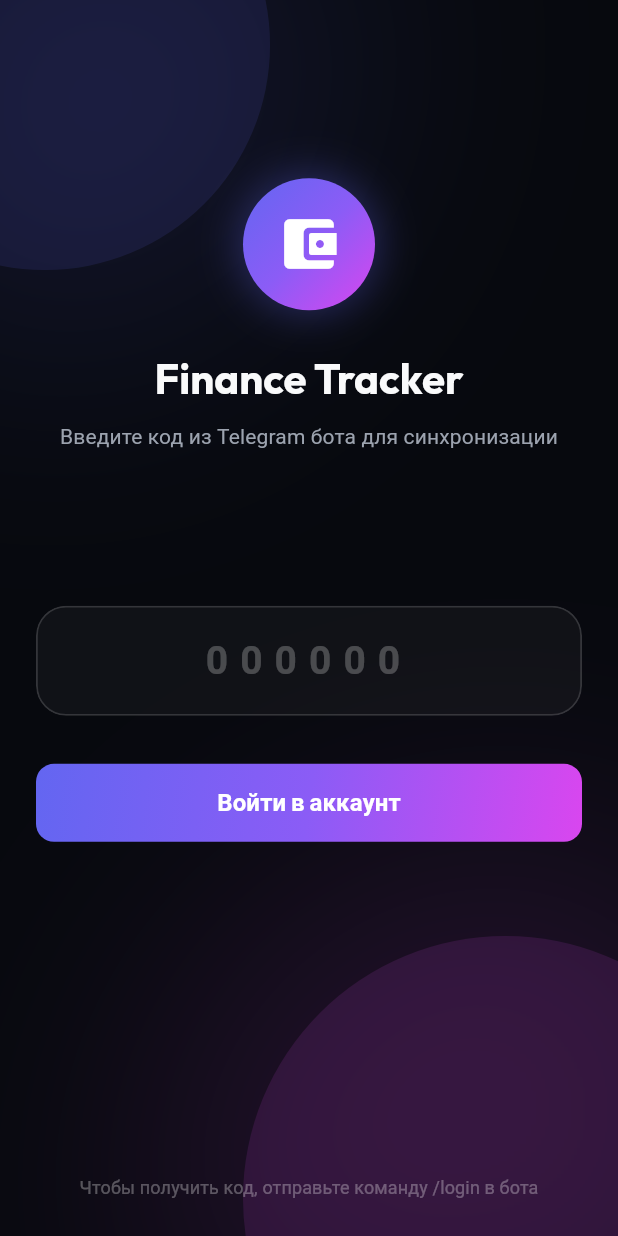
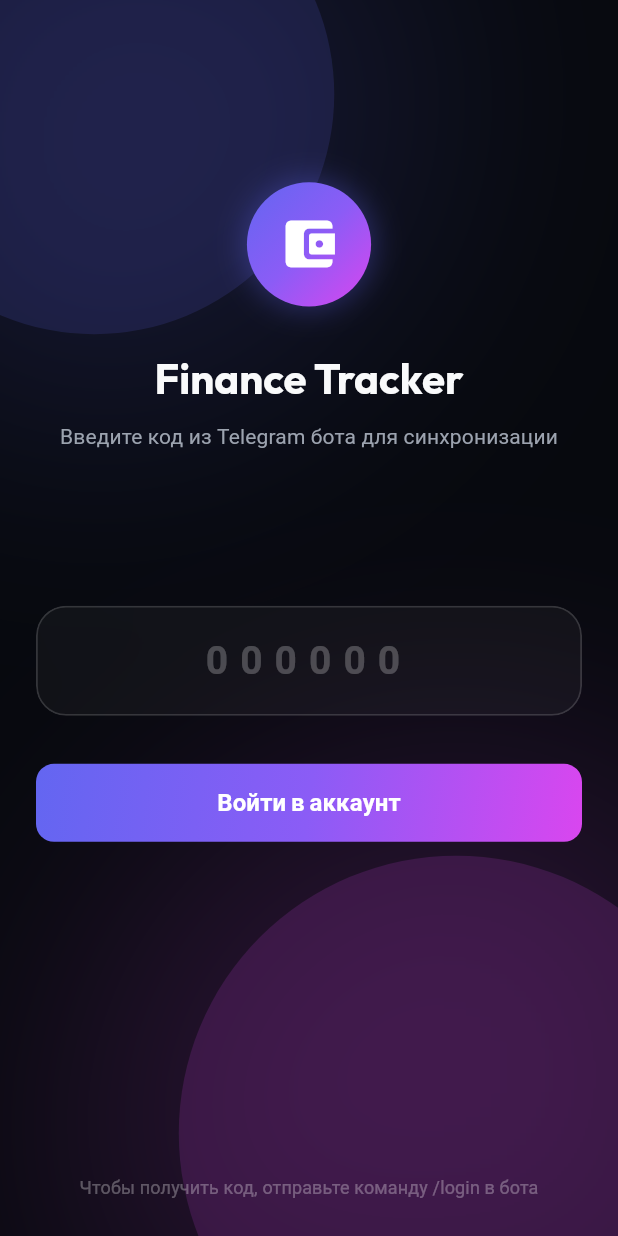
Before and after one commit to mumitrol16666-creator/finance, a Flutter app: the screen it shows after launch, on a phone screen of 412 x 824 dp. Run offline on Flutter 3.47's test engine with Material 3 defaults, Android fonts, the phone set to English and light mode, and no system bars; our stand-ins replace fl_chart, flutter_animate, flutter_spinkit, google_fonts.

Commit message:
Update login screen with dynamic animations and rebuild web app

```diff
--- a/mobile_app/lib/screens/login_screen.dart
+++ b/mobile_app/lib/screens/login_screen.dart
@@ -11,13 +11,85 @@ class LoginScreen extends StatefulWidget {
   State<LoginScreen> createState() => _LoginScreenState();
 }
 
-class _LoginScreenState extends State<LoginScreen> {
+class _LoginScreenState extends State<LoginScreen> with TickerProviderStateMixin {
   final TextEditingController _codeController = TextEditingController();
   String _errorMessage = '';
+
+  late final AnimationController _backgroundController;
+  late final Animation<double> _blob1AnimationX;
+  late final Animation<double> _blob1AnimationY;
+  late final Animation<double> _blob2AnimationX;
+  late final Animation<double> _blob2AnimationY;
+
+  late final AnimationController _logoController;
+  late final Animation<double> _logoScale;
+  late final Animation<double> _logoGlow;
+
+  late final AnimationController _entranceController;
+  late final Animation<double> _entranceFade;
+  late final Animation<Offset> _entranceSlide;
+
+  @override
+  void initState() {
+    super.initState();
+
+    _backgroundController = AnimationController(
+      vsync: this,
+      duration: const Duration(seconds: 15),
+    )..repeat(reverse: true);
+
+    _blob1AnimationX = Tween<double>(begin: -140, end: -60).animate(
+      CurvedAnimation(parent: _backgroundController, curve: Curves.easeInOut),
+    );
+    _blob1AnimationY = Tween<double>(begin: -140, end: -60).animate(
+      CurvedAnimation(parent: _backgroundController, curve: Curves.easeInOut),
+    );
+
+    _blob2AnimationX = Tween<double>(begin: -120, end: -40).animate(
+      CurvedAnimation(parent: _backgroundController, curve: Curves.easeInOut),
+    );
+    _blob2AnimationY = Tween<double>(begin: -170, end: -70).animate(
+      CurvedAnimation(parent: _backgroundController, curve: Curves.easeInOut),
+    );
+
+    _logoController = AnimationController(
+      vsync: this,
+      duration: const Duration(seconds: 4),
+    )..repeat(reverse: true);
+
+    _logoScale = Tween<double>(begin: 0.94, end: 1.06).animate(
+      CurvedAnimation(parent: _logoController, curve: Curves.easeInOut),
+    );
+
+    _logoGlow = Tween<double>(begin: 18, end: 38).animate(
+      CurvedAnimation(parent: _logoController, curve: Curves.easeInOut),
+    );
+
+    _entranceController = AnimationController(
+      vsync: this,
+      duration: const Duration(milliseconds: 1200),
+    );
+
+    _entranceFade = Tween<double>(begin: 0.0, end: 1.0).animate(
+      CurvedAnimation(parent: _entranceController, curve: const Interval(0.0, 0.8, curve: Curves.easeOut)),
+    );
+
+    _entranceSlide = Tween<Offset>(
+      begin: const Offset(0.0, 0.12),
+      end: Offset.zero,
+    ).animate(
+      CurvedAnimation(parent: _entranceController, curve: const Interval(0.0, 0.8, curve: Curves.easeOutCubic)),
+    );
+
+    _entranceController.forward();
+  }
 
   @override
   void dispose() {
     _codeController.dispose();
+    _backgroundController.dispose();
+    _logoController.dispose();
+    _entranceController.dispose();
     super.dispose();
   }
 
@@ -47,19 +119,32 @@ class _LoginScreenState extends State<LoginScreen> {
     return Scaffold(
       body: Stack(
         children: [
-          // Background Glowing Blobs
-          const Positioned(
-            top: -120,
-            left: -120,
-            child: BackgroundGlowBlob(size: 300, color: AppTheme.primary, opacity: 0.12),
+          // Animated Background Glowing Blobs
+          AnimatedBuilder(
+            animation: _backgroundController,
+            builder: (context, child) {
+              return Stack(
+                children: [
+                  Positioned(
+                    top: _blob1AnimationY.value,
+                    left: _blob1AnimationX.value,
+                    child: const BackgroundGlowBlob(size: 320, color: AppTheme.primary, opacity: 0.15),
                   ),
-          const Positioned(
-            bottom: -150,
-            right: -100,
-            child: BackgroundGlowBlob(size: 350, color: AppTheme.secondary, opacity: 0.12),
+                  Positioned(
+                    bottom: _blob2AnimationY.value,
+                    right: _blob2AnimationX.value,
+                    child: const BackgroundGlowBlob(size: 370, color: AppTheme.secondary, opacity: 0.15),
+                  ),
+                ],
+              );
+            },
           ),
 
           SafeArea(
+            child: FadeTransition(
+              opacity: _entranceFade,
+              child: SlideTransition(
+                position: _entranceSlide,
                 child: Padding(
                   padding: const EdgeInsets.symmetric(horizontal: 24.0, vertical: 16.0),
                   child: Column(
@@ -68,8 +153,13 @@ class _LoginScreenState extends State<LoginScreen> {
                     children: [
                       const Spacer(),
 
-                  // App Logo/Icon
+                      // App Logo/Icon with pulsing scale and glow
                       Center(
+                        child: AnimatedBuilder(
+                          animation: _logoController,
+                          builder: (context, child) {
+                            return Transform.scale(
+                              scale: _logoScale.value,
                               child: Container(
                                 padding: const EdgeInsets.all(22),
                                 decoration: BoxDecoration(
@@ -78,7 +168,7 @@ class _LoginScreenState extends State<LoginScreen> {
                                   boxShadow: [
                                     BoxShadow(
                                       color: AppTheme.primary.withOpacity(0.35),
-                            blurRadius: 24,
+                                      blurRadius: _logoGlow.value,
                                       spreadRadius: 2,
                                     ),
                                   ],
@@ -88,6 +178,9 @@ class _LoginScreenState extends State<LoginScreen> {
                                   size: 44,
                                   color: Colors.white,
                                 ),
+                              ),
+                            );
+                          },
                         ),
                       ),
                       const SizedBox(height: 28),
@@ -203,6 +296,8 @@ class _LoginScreenState extends State<LoginScreen> {
                   ),
                 ),
               ),
+            ),
+          ),
         ],
       ),
     );
```
Also changed, not shown: 2 other files. Lines whose indentation alone changed are shown as unchanged.
